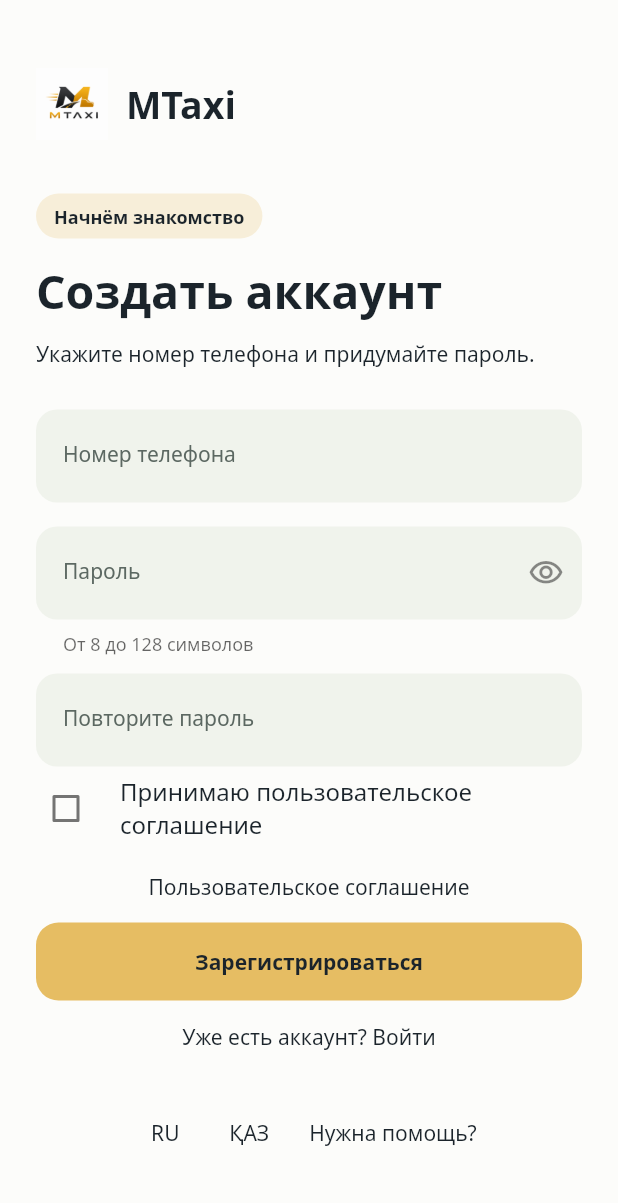
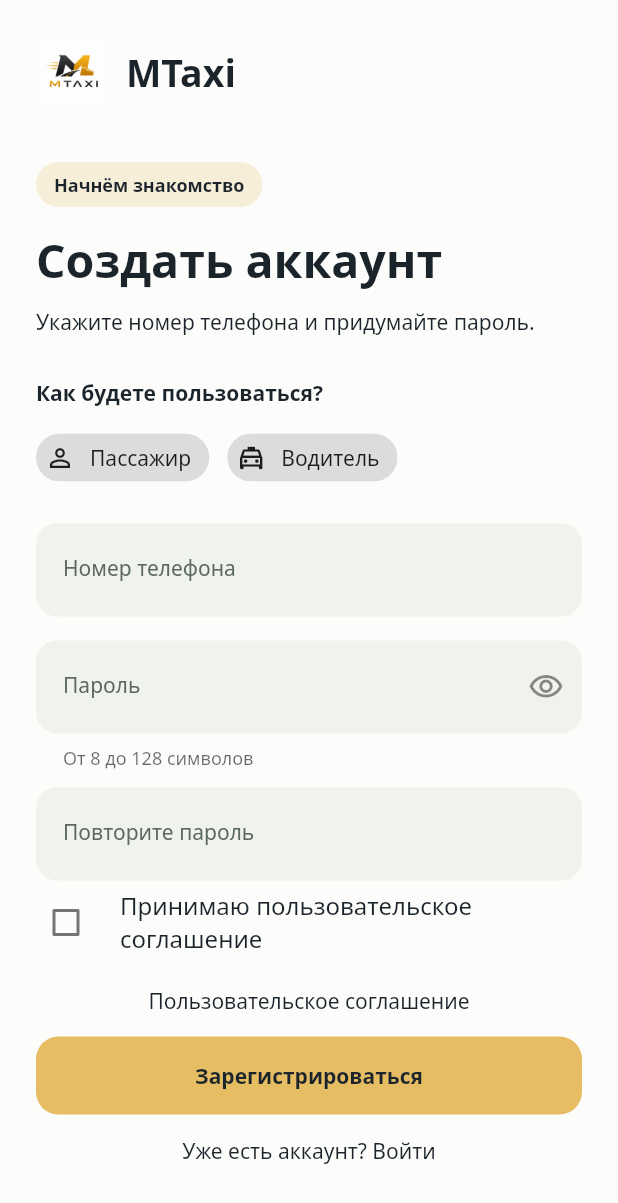
Before and after one commit to milaniumkz/mtaxi, a Flutter app: the screen it shows after launch, after a tap on "Войти", after a tap on "Создать аккаунт", on a phone screen of 412 x 824 dp. Shown: the top 1203 px of the screen. Run offline on Flutter 3.47's test engine with Material 3 defaults, Android fonts, the light colour scheme and no system bars; our stand-ins replace audioplayers, auto_size_text, device_info_plus, easy_debounce, equatable, file_picker and 23 more; missing offline and left inert: flutter_ringtone_player, json_path, mime_type, webview_flutter_android, webviewx_plus; accounts and stored records are empty; network calls fail; statements that could not run were skipped.

Commit message:
Make passenger and driver choice explicit at signup and distinguish admin login

```diff
--- a/lib/auth/login/login_widget.dart
+++ b/lib/auth/login/login_widget.dart
@@ -27,6 +27,7 @@ class _LoginWidgetState extends State<LoginWidget> {
   final _password = TextEditingController();
   final _repeat = TextEditingController();
   bool _register = false;
+  String? _registrationRole;
   bool _busy = false;
   bool _obscure = true;
   bool _accepted = false;
@@ -53,6 +54,11 @@ class _LoginWidgetState extends State<LoginWidget> {
 
   Future<void> _submit() async {
     if (_busy || !_formKey.currentState!.validate()) return;
+    if (_register && _registrationRole == null) {
+      setState(() => _error = _tr('Выберите: пассажир или водитель',
+          'Жолаушы немесе жүргізуші рөлін таңдаңыз'));
+      return;
+    }
     if (_register && !_accepted) {
       setState(() => _error = _tr('Примите пользовательское соглашение',
           'Пайдаланушы келісімін қабылдаңыз'));
@@ -88,7 +94,8 @@ class _LoginWidgetState extends State<LoginWidget> {
       AppStateNotifier.instance.updateNotifyOnAuthChange(false);
       AppStateNotifier.instance.update(activeUser);
       FFAppState().phone = phone;
-      FFAppState().pendingRegistrationRole = '';
+      FFAppState().pendingRegistrationRole =
+          _register ? _registrationRole! : '';
       FFAppState().smsKod = 0;
       FFAppState().update(() {});
       TextInput.finishAutofillContext();
@@ -348,8 +355,12 @@ class _LoginWidgetState extends State<LoginWidget> {
                                 padding: const EdgeInsets.symmetric(
                                     horizontal: 12, vertical: 7),
                                 child: Text(
-                                    _register
-                                        ? _tr('Начнём знакомство', 'Танысайық')
+                                    _adminHost
+                                        ? _tr('Панель управления',
+                                            'Басқару панелі')
+                                        : _register
+                                            ? _tr('Начнём знакомство',
+                                                'Танысайық')
                                             : _tr('С возвращением',
                                                 'Қайта қош келдіңіз'),
                                     style: const TextStyle(
@@ -358,7 +369,9 @@ class _LoginWidgetState extends State<LoginWidget> {
                           )),
                       const SizedBox(height: 18),
                       Text(
-                          _register
+                          _adminHost
+                              ? _tr('Вход в админку', 'Әкімшіге кіру')
+                              : _register
                                   ? _tr('Создать аккаунт', 'Аккаунт құру')
                                   : _tr('Поехали\nпо вашим делам.',
                                       'Істеріңіз бойынша\nжолға шығайық.'),
@@ -367,12 +380,55 @@ class _LoginWidgetState extends State<LoginWidget> {
                               fontWeight: FontWeight.w700,
                               height: 1.18)),
                       const SizedBox(height: 12),
-                      Text(_register
-                          ? _tr('Укажите номер телефона и придумайте пароль.',
+                      Text(_adminHost
+                          ? _tr('Управляйте заказами, водителями и платежами.',
+                              'Тапсырыстарды, жүргізушілерді және төлемдерді басқарыңыз.')
+                          : _register
+                              ? _tr(
+                                  'Укажите номер телефона и придумайте пароль.',
                                   'Телефон нөмірін көрсетіп, құпиясөз жасаңыз.')
-                          : _tr('Такси рядом. Войдите, чтобы заказать поездку.',
+                              : _tr(
+                                  'Такси рядом. Войдите, чтобы заказать поездку.',
                                   'Такси жақын жерде. Сапарға тапсырыс беру үшін кіріңіз.')),
                       const SizedBox(height: 28),
+                      if (_register) ...[
+                        Text(
+                            _tr('Как будете пользоваться?',
+                                'Қалай пайдаланасыз?'),
+                            style:
+                                const TextStyle(fontWeight: FontWeight.w700)),
+                        const SizedBox(height: 10),
+                        Wrap(spacing: 12, runSpacing: 8, children: [
+                          ChoiceChip(
+                            key: const ValueKey('registration-role-passenger'),
+                            avatar: const Icon(Icons.person_outline, size: 20),
+                            label: Text(_tr('Пассажир', 'Жолаушы')),
+                            selected: _registrationRole == 'passenger',
+                            selectedColor: MTaxiDesign.gold,
+                            onSelected: _busy
+                                ? null
+                                : (_) => setState(() {
+                                      _registrationRole = 'passenger';
+                                      _error = '';
+                                    }),
+                          ),
+                          ChoiceChip(
+                            key: const ValueKey('registration-role-driver'),
+                            avatar:
+                                const Icon(Icons.local_taxi_outlined, size: 20),
+                            label: Text(_tr('Водитель', 'Жүргізуші')),
+                            selected: _registrationRole == 'driver',
+                            selectedColor: MTaxiDesign.gold,
+                            onSelected: _busy
+                                ? null
+                                : (_) => setState(() {
+                                      _registrationRole = 'driver';
+                                      _error = '';
+                                    }),
+                          ),
+                        ]),
+                        const SizedBox(height: 20),
+                      ],
                       TextFormField(
                           key: const ValueKey('login-phone'),
                           controller: _phone,
@@ -502,6 +558,7 @@ class _LoginWidgetState extends State<LoginWidget> {
                                 ? null
                                 : () => setState(() {
                                       _register = !_register;
+                                      _registrationRole = null;
                                       _error = '';
                                       _password.clear();
                                       _repeat.clear();
--- a/pubspec.yaml
+++ b/pubspec.yaml
@@ -15,7 +15,7 @@ publish_to: 'none' # Remove this line if you wish to publish to pub.dev
 # In iOS, build-name is used as CFBundleShortVersionString while build-number used as CFBundleVersion.
 # Read more about iOS versioning at
 # https://developer.apple.com/library/archive/documentation/General/Reference/InfoPlistKeyReference/Articles/CoreFoundationKeys.html
-version: 1.2.2+60
+version: 1.2.3+61
 
 environment:
   sdk: ">=3.0.0 <4.0.0"
```
Also changed, not shown: 4 other files. Lines whose indentation alone changed are shown as unchanged.
